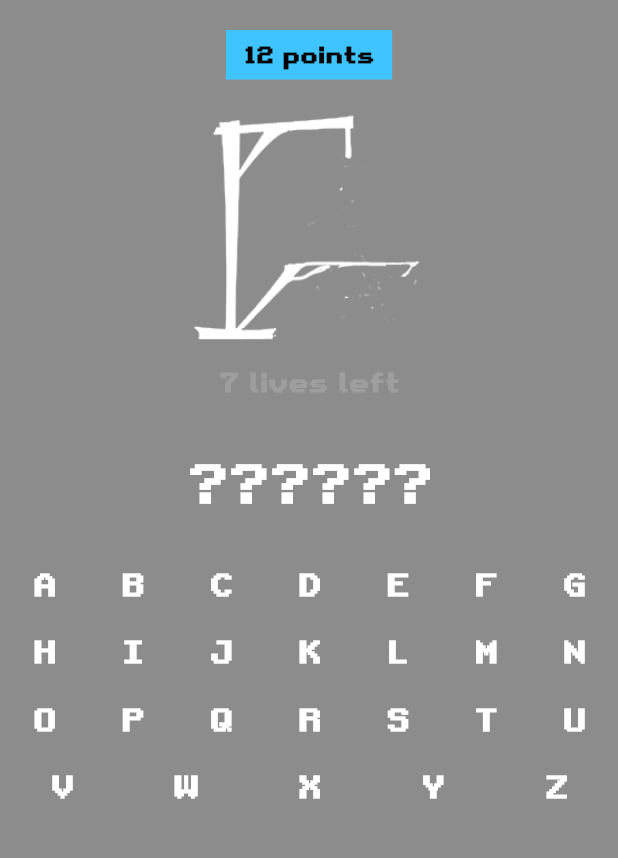
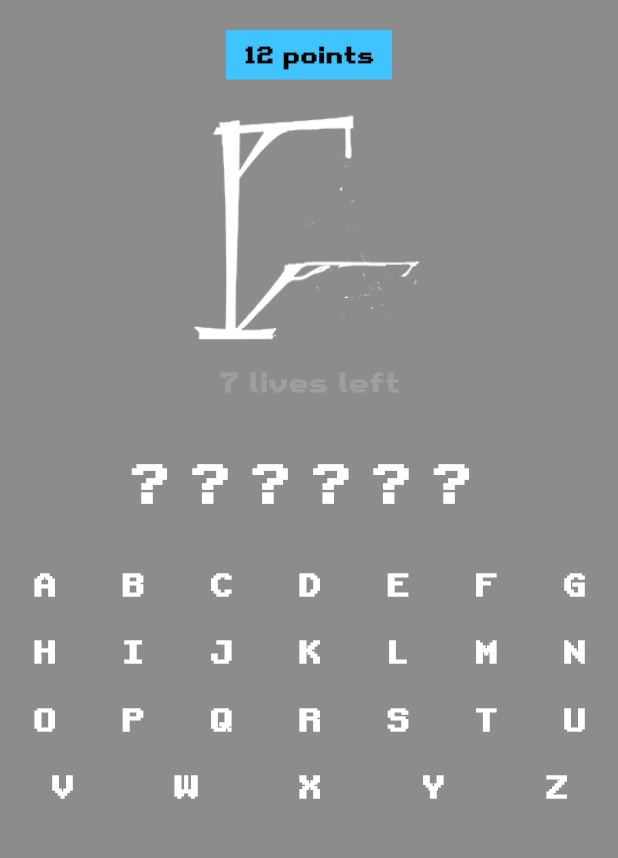
Before and after one commit to lechsebastian/hangman, a Flutter app: the screen it shows after launch, on a phone screen of 412 x 824 dp, the part 84-942 px from its top. Run offline on Flutter 3.47's test engine with Material 3 defaults, Android fonts, the phone set to English and light mode, and no system bars.

Commit message:
Implement random word and letter check function

```diff
--- a/lib/pages/home_page.dart
+++ b/lib/pages/home_page.dart
@@ -1,3 +1,5 @@
+import 'dart:math';
+
 import 'package:flutter/material.dart';
 import 'package:hangman/common/my_keyboard.dart';
 import 'package:hangman/utils/utils.dart';
@@ -10,6 +12,26 @@ class GameScreen extends StatefulWidget {
 }
 
 class _GameScreenState extends State<GameScreen> {
+  String word = wordslist[Random().nextInt(wordslist.length)].toUpperCase();
+  List guessedLetters = [];
+  String handleText() {
+    String displayWord = '';
+    print(word);
+
+    for (int i = 0; i < word.length; i++) {
+      if (guessedLetters.contains(word[i])) {
+        setState(() {
+          displayWord += '${word[i]} ';
+        });
+      } else {
+        setState(() {
+          displayWord += '? ';
+        });
+      }
+    }
+    return displayWord;
+  }
+
   @override
   Widget build(BuildContext context) {
     return Scaffold(
@@ -63,7 +85,7 @@ class _GameScreenState extends State<GameScreen> {
               ),
               const SizedBox(height: 30),
               Text(
-                '??????',
+                handleText(),
                 style: retroStyle(35, Colors.white, FontWeight.w700),
               ),
               const SizedBox(height: 20),
--- a/lib/utils/utils.dart
+++ b/lib/utils/utils.dart
@@ -8,3 +8,20 @@ TextStyle retroStyle(double size, Color color, FontWeight fontWeight) {
     fontFamily: 'RetroGaming',
   );
 }
+
+List wordslist = [
+  'apple',
+  'banana',
+  'cherry',
+  'durian',
+  'eggplant',
+  'fig',
+  'grape',
+  'honeydew',
+  'kiwi',
+  'lemon',
+  'mango',
+  'orange',
+  'peach',
+  'pineapple',
+];
```
